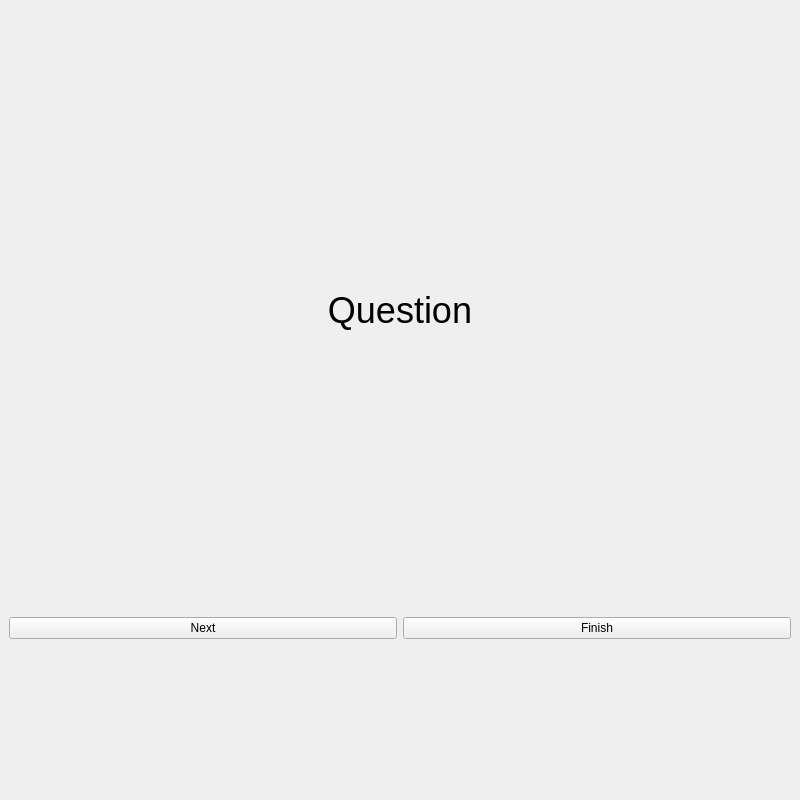
First picture: the form in QuestionnaireGUI/QuestionForm.ui, repository rareseanu/proiect-pa, before the edit.
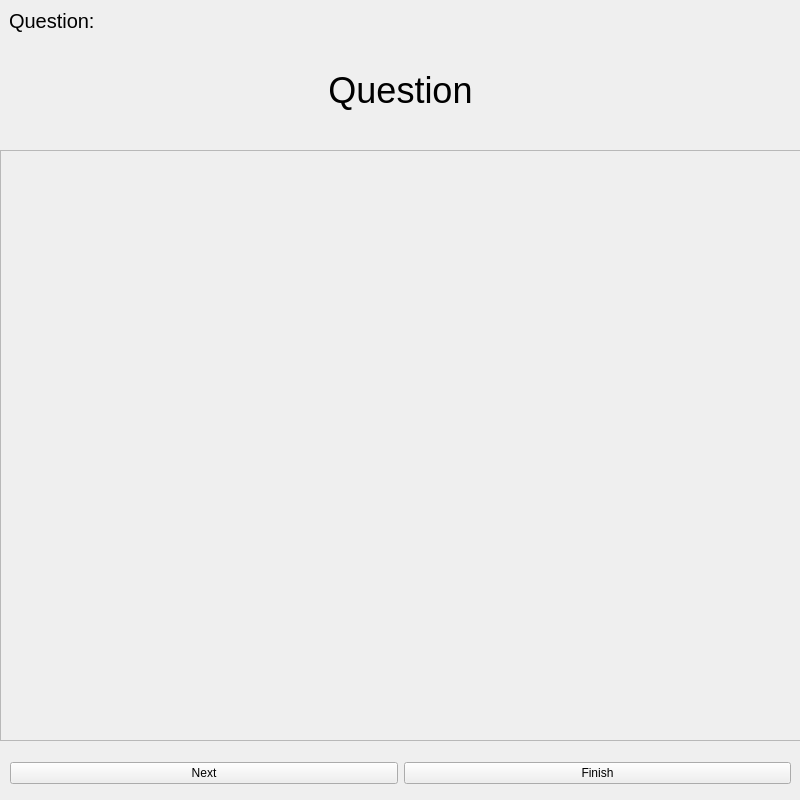
Second picture: the form after the edit.

Commit message: UPDATE:Visual elements for GUI

Patch:
```diff
--- a/QuestionnaireGUI/QuestionForm.ui
+++ b/QuestionnaireGUI/QuestionForm.ui
@@ -38,19 +38,49 @@
      <height>800</height>
     </size>
    </property>
-   <layout class="QVBoxLayout" name="verticalLayout">
-    <property name="sizeConstraint">
-     <enum>QLayout::SetDefaultConstraint</enum>
+   <widget class="QLabel" name="questionNumber">
+    <property name="geometry">
+     <rect>
+      <x>9</x>
+      <y>9</y>
+      <width>116</width>
+      <height>27</height>
+     </rect>
     </property>
-    <property name="bottomMargin">
-     <number>9</number>
+    <property name="maximumSize">
+     <size>
+      <width>200</width>
+      <height>30</height>
+     </size>
     </property>
-    <item>
-     <widget class="QLabel" name="label">
+    <property name="font">
+     <font>
+      <pointsize>15</pointsize>
+     </font>
+    </property>
+    <property name="text">
+     <string>Question: 0/?</string>
+    </property>
+    <property name="alignment">
+     <set>Qt::AlignLeading|Qt::AlignLeft|Qt::AlignTop</set>
+    </property>
+    <property name="wordWrap">
+     <bool>true</bool>
+    </property>
+   </widget>
+   <widget class="QLabel" name="questionLabel">
+    <property name="geometry">
+     <rect>
+      <x>10</x>
+      <y>40</y>
+      <width>781</width>
+      <height>100</height>
+     </rect>
+    </property>
       <property name="maximumSize">
        <size>
         <width>16777215</width>
-        <height>300</height>
+      <height>100</height>
        </size>
       </property>
       <property name="font">
@@ -64,12 +94,39 @@
       <property name="alignment">
        <set>Qt::AlignCenter</set>
       </property>
-     </widget>
-    </item>
-    <item>
-     <layout class="QGridLayout" name="answerGrid"/>
-    </item>
-    <item>
+    <property name="wordWrap">
+     <bool>true</bool>
+    </property>
+   </widget>
+   <widget class="QFrame" name="choicesFrame">
+    <property name="enabled">
+     <bool>true</bool>
+    </property>
+    <property name="geometry">
+     <rect>
+      <x>0</x>
+      <y>150</y>
+      <width>801</width>
+      <height>591</height>
+     </rect>
+    </property>
+    <property name="frameShape">
+     <enum>QFrame::StyledPanel</enum>
+    </property>
+    <property name="frameShadow">
+     <enum>QFrame::Raised</enum>
+    </property>
+    <layout class="QGridLayout" name="gridLayout"/>
+   </widget>
+   <widget class="QWidget" name="">
+    <property name="geometry">
+     <rect>
+      <x>10</x>
+      <y>760</y>
+      <width>781</width>
+      <height>26</height>
+     </rect>
+    </property>
      <layout class="QHBoxLayout" name="horizontalLayout">
       <item>
        <widget class="QPushButton" name="nextQuestionButton">
@@ -86,8 +143,7 @@
        </widget>
       </item>
      </layout>
-    </item>
-   </layout>
+   </widget>
   </widget>
  </widget>
  <resources/>
```
Lines whose indentation alone changed are shown as unchanged. The commit also changes 1 other file.
